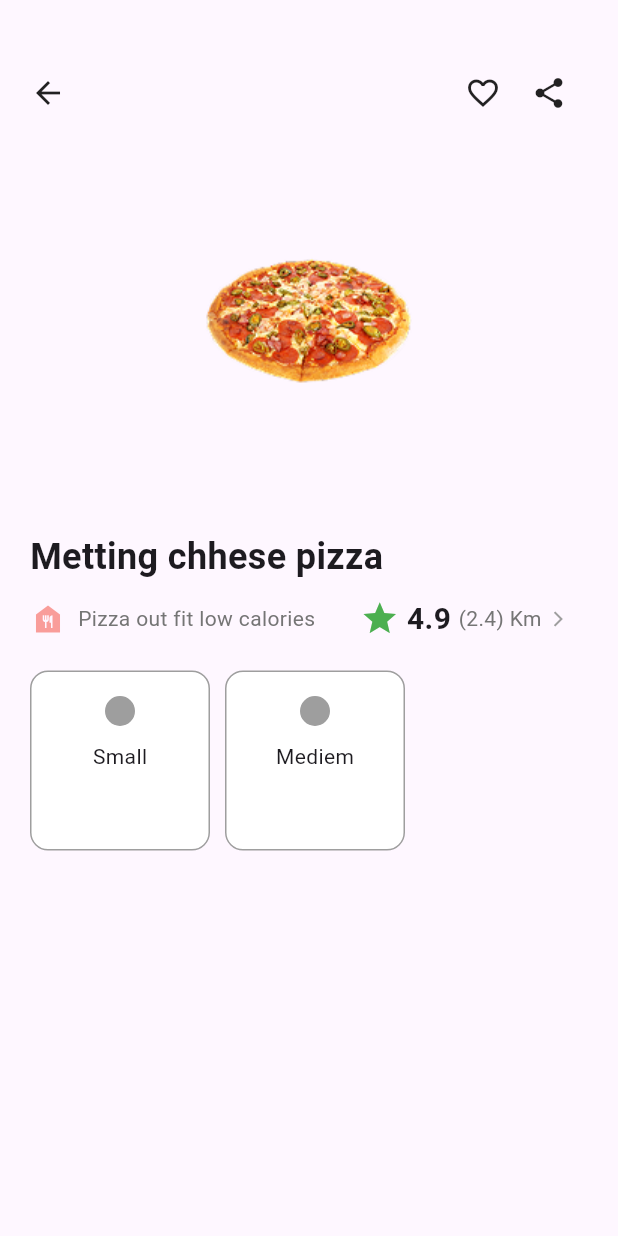
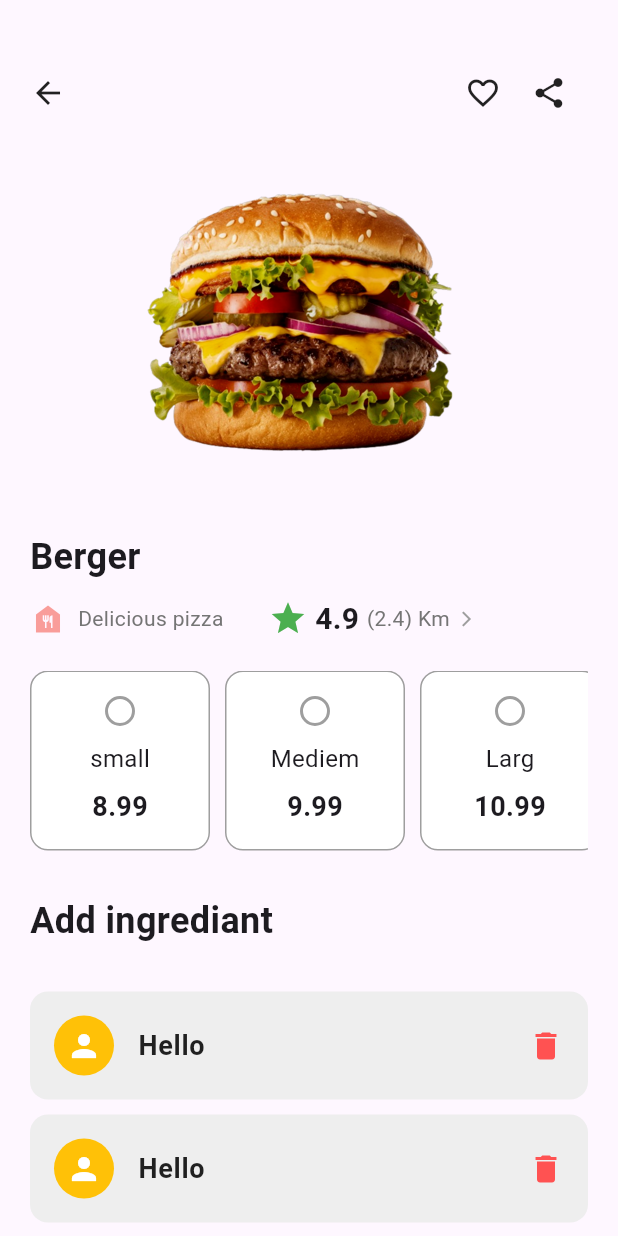
Before and after one commit to HeaSonetra/flutter9_10, a Flutter app: the Detailpage screen opened directly with sample values from the repository, on a phone screen of 412 x 824 dp. Run offline on Flutter 3.47's test engine with Material 3 defaults, Android fonts, the phone set to English and light mode, and no system bars; our stand-ins replace carousel_slider.

Commit message:
last update

```diff
--- a/lib/model/CategoryModel.dart
+++ b/lib/model/CategoryModel.dart
@@ -7,7 +7,6 @@ class Categorymodel {
 
   Categorymodel({required this.id, required this.img, required this.name});
 }
-
 List<Categorymodel> listCategory = [
   Categorymodel(id: 1, img: Image.asset('assets/meat.png'), name: 'Meat'),
   Categorymodel(id: 2, img: Image.asset('assets/berger.png'), name: 'Fast Food'),
--- a/lib/model/ProductModel.dart
+++ b/lib/model/ProductModel.dart
@@ -4,29 +4,27 @@ import 'package:flutter/material.dart';
 class Productmodel {
   final int id;
   final String title;
-  final double price;
   final String img;
-  final List size;
+  final List<Map<String, dynamic>> sizeOption;
   final double map;
   final int counter;
   final double calories;
   final String decription;
   final double rate;
-   bool check_size;
+  int selectSizeIndex;
   final int CategoryID;
 
   Productmodel({
     required this.id,
     required this.title,
-    required this.price,
     required this.img,
-    required this.size,
+    required this.sizeOption,
     required this.map,
     required this.counter,
     required this.calories,
     required this.decription,
     required this.rate,
-    required this.check_size,
+    this.selectSizeIndex = -1,
     required this.CategoryID,
   });
 }
@@ -34,30 +32,35 @@ class Productmodel {
 List<Productmodel> listProduct = [
   Productmodel(
     id: 1,
-    title: 'Metting chhese pizza',
-    price: 10,
-    img: 'assets/pizza1.png',
-    size: ['Small','Mediem'],
+    title: 'Berger',
+    img: 'assets/berger.png',
+    sizeOption: [
+      {"size": "small", "price": 8.99},
+      {"size": "Mediem", "price": 9.99},
+      {"size": "Larg", "price": 10.99},
+    ],
     map: 2.4,
     counter: 0,
     calories: 4,
-    decription: "Pizza out fit low calories",
+    decription: "Delicious pizza",
     rate: 4.9,
-    check_size: false,
-    CategoryID: listCategory[0].id,
+    selectSizeIndex: -1,
+    CategoryID: 1,
   ),
   Productmodel(
-    id: 2,
+    id: 1,
     title: 'Shusi',
-    price: 8,
     img: 'assets/shusi.png',
-    size: ['Small','Mediem','Big'],
+    sizeOption: [
+      {"size": "small", "price": 8.99},
+      {"size": "Mediem", "price": 9.99},
+    ],
     map: 2.4,
     counter: 0,
     calories: 4,
-    decription: "Pizza out fit low calories",
+    decription: "Delicious pizza",
     rate: 4.9,
-    check_size: false,
-    CategoryID: listCategory[1].id,
+    selectSizeIndex: -1,
+    CategoryID: 1,
   ),
 ];
--- a/lib/view/detailpage.dart
+++ b/lib/view/detailpage.dart
@@ -1,4 +1,8 @@
+import 'dart:math';
+
 import 'package:firstapp/model/ProductModel.dart';
+import 'package:firstapp/widget/isNotSelectedWidget.dart';
+import 'package:firstapp/widget/isSelectedWidget.dart';
 import 'package:flutter/material.dart';
 
 class Detailpage extends StatefulWidget {
@@ -15,7 +19,8 @@ class _DetailpageState extends State<Detailpage> {
   @override
   Widget build(BuildContext context) {
     return Scaffold(
-      body: Padding(
+      body: SingleChildScrollView(
+        child: Padding(
           padding: EdgeInsets.all(20),
           child: Column(
             children: [
@@ -69,20 +74,33 @@ class _DetailpageState extends State<Detailpage> {
               SizedBox(height: 10),
               Row(
                 children: [
-                Icon(Icons.food_bank,color: Colors.red.withOpacity(0.5),),
+                  Icon(Icons.food_bank, color: Colors.red.withOpacity(0.5)),
                   SizedBox(width: 8),
-                Text(widget.productmodel.decription,style: TextStyle(fontSize: 14,color: Colors.grey[600]),),
+                  Text(
+                    widget.productmodel.decription,
+                    style: TextStyle(fontSize: 14, color: Colors.grey[600]),
+                  ),
                   SizedBox(width: 30),
-                Icon(Icons.star,size: 26,color: Colors.green,),
+                  Icon(Icons.star, size: 26, color: Colors.green),
                   SizedBox(width: 5),
-                Text('${widget.productmodel.rate}',style: TextStyle(fontSize: 20,fontWeight: FontWeight.w600),),
+                  Text(
+                    '${widget.productmodel.rate}',
+                    style: TextStyle(fontSize: 20, fontWeight: FontWeight.w600),
+                  ),
                   SizedBox(width: 5),
-                Text('(${widget.productmodel.map}) Km',style: TextStyle(fontSize: 14,color: Colors.grey[600]),),
+                  Text(
+                    '(${widget.productmodel.map}) Km',
+                    style: TextStyle(fontSize: 14, color: Colors.grey[600]),
+                  ),
                   SizedBox(width: 5),
-                Icon(Icons.arrow_forward_ios_outlined,size: 12,color: Colors.grey,)
+                  Icon(
+                    Icons.arrow_forward_ios_outlined,
+                    size: 12,
+                    color: Colors.grey,
+                  ),
                 ],
               ),
-            SizedBox(height: 20,),
+              SizedBox(height: 20),
               Container(
                 width: double.infinity,
                 height: 120,
@@ -95,47 +113,91 @@ class _DetailpageState extends State<Detailpage> {
                         gridDelegate: SliverGridDelegateWithFixedCrossAxisCount(
                           crossAxisCount: 1,
                           mainAxisSpacing: 10,
-
                         ),
-                    itemCount: widget.productmodel.size.length,
-                    itemBuilder: (context,index){
+                        itemCount: widget.productmodel.sizeOption.length,
+                        itemBuilder: (context, index) {
                           return GestureDetector(
                             onTap: () {
                               setState(() {
-                          widget.productmodel.check_size=!widget.productmodel.check_size;
+                                widget.productmodel.selectSizeIndex = index;
                               });
                             },
-                      child: Container(
-                            decoration: BoxDecoration(
-                              color: Colors.white,
-                              borderRadius: BorderRadius.circular(12),
-                              border: Border.all(width: 1,color: Colors.grey)
+                            child:
+                                (widget.productmodel.selectSizeIndex == index)
+                                    ? isSelected(
+                                      context,
+                                      widget.productmodel,
+                                      widget
+                                          .productmodel
+                                          .sizeOption[index]["size"],
+                                      widget
+                                          .productmodel
+                                          .sizeOption[index]["price"],
+                                    )
+                                    : isNotSelected(
+                                      context,
+                                      widget.productmodel,
+                                      widget
+                                          .productmodel
+                                          .sizeOption[index]["size"],
+                                      widget
+                                          .productmodel
+                                          .sizeOption[index]["price"],
                                     ),
-                            child: Column(
-                              children: [
-                                SizedBox(height: 16,),
-                                Container(
-                                  width: 20,
-                                  height: 20,
-                                  decoration: BoxDecoration(
-                                    shape: BoxShape.circle,
-                                    border: Border.all(width: 1,color:(widget.productmodel.check_size==false)?Colors.grey:Colors.red),
-                                    color:(widget.productmodel.check_size==false)?Colors.grey:Colors.red
+                          );
+                        },
                       ),
                     ),
-                                SizedBox(height: 10,),
-                                Text('${widget.productmodel.size[index]}')
                   ],
                 ),
               ),
-                    );
-                  }),
-                )
+              SizedBox(height: 30),
+              Row(
+                children: [
+                  Text(
+                    'Add ingrediant',
+                    style: TextStyle(fontSize: 24, fontWeight: FontWeight.w600),
+                  ),
                 ],
               ),
-          )
+              SizedBox(height: 30),
 
+              Column(
+                spacing: 10,
+                children: [
+                  for (var i = 0; i < 10; i++)
+                    ListTile(
+                      leading: CircleAvatar(
+                        backgroundColor: Colors.amber,
+                        child: Icon(Icons.person, color: Colors.white),
+                      ),
+                      title: Text(
+                        'Hello',
+                        style: TextStyle(
+                          fontSize: 18,
+                          fontWeight: FontWeight.bold,
+                          color: Colors.black87,
+                        ),
+                      ),
+                      trailing: Icon(
+                        Icons.delete,
+                        color: Colors.redAccent,
+                        size: 24,
+                      ),
+                      tileColor:
+                          Colors.grey[200], // Background color of the ListTile
+                      contentPadding: EdgeInsets.symmetric(
+                        horizontal: 16.0,
+                        vertical: 8.0,
+                      ),
+                      shape: RoundedRectangleBorder(
+                        borderRadius: BorderRadius.circular(12),
+                      ),
+                    ),
                 ],
+              ),
+            ],
+          ),
         ),
       ),
     );
--- a/lib/widget/bestSellerWidget.dart
+++ b/lib/widget/bestSellerWidget.dart
@@ -23,7 +23,7 @@ Widget bestSeller(BuildContext context,Productmodel listProduct){
                             ),
                             SizedBox(height: 10,),
                             Text(
-                              '\$${listProduct.price}',
+                              '\$${listProduct.sizeOption[0]["price"]}',
                               style: TextStyle(fontSize: 18,fontWeight: FontWeight.w400,color: Colors.grey),
                             ),
 
--- /dev/null
+++ b/lib/widget/isNotSelectedWidget.dart
@@ -0,0 +1,30 @@
+
+import 'package:firstapp/model/ProductModel.dart';
+import 'package:flutter/material.dart';
+
+Widget isNotSelected(BuildContext context,Productmodel productmodel,String size,double price){
+  return  Container(
+                            decoration: BoxDecoration(
+                              color: Colors.white,
+                              borderRadius: BorderRadius.circular(12),
+                              border: Border.all(width: 1,color: Colors.grey)
+                            ),
+                            child: Column(
+                              children: [
+                                SizedBox(height: 16,),
+                                Container(
+                                  width: 20,
+                                  height: 20,
+                                  decoration: BoxDecoration(
+                                    shape: BoxShape.circle,
+                                    border: Border.all(width: 2,color: Colors.grey)
+                                  ),
+                                ),
+                                SizedBox(height: 10,),
+                                Text('${size}',style: TextStyle(fontSize: 16),),
+                                 SizedBox(height:8,),
+                                Text('${price}',style: TextStyle(fontSize: 18,fontWeight: FontWeight.w600),),
+                              ],
+                            ),
+                      );
+}
```
Also changed, not shown: lib/widget/isSelectedWidget.dart (added, +30 -0 lines). Lines whose indentation alone changed are shown as unchanged.
